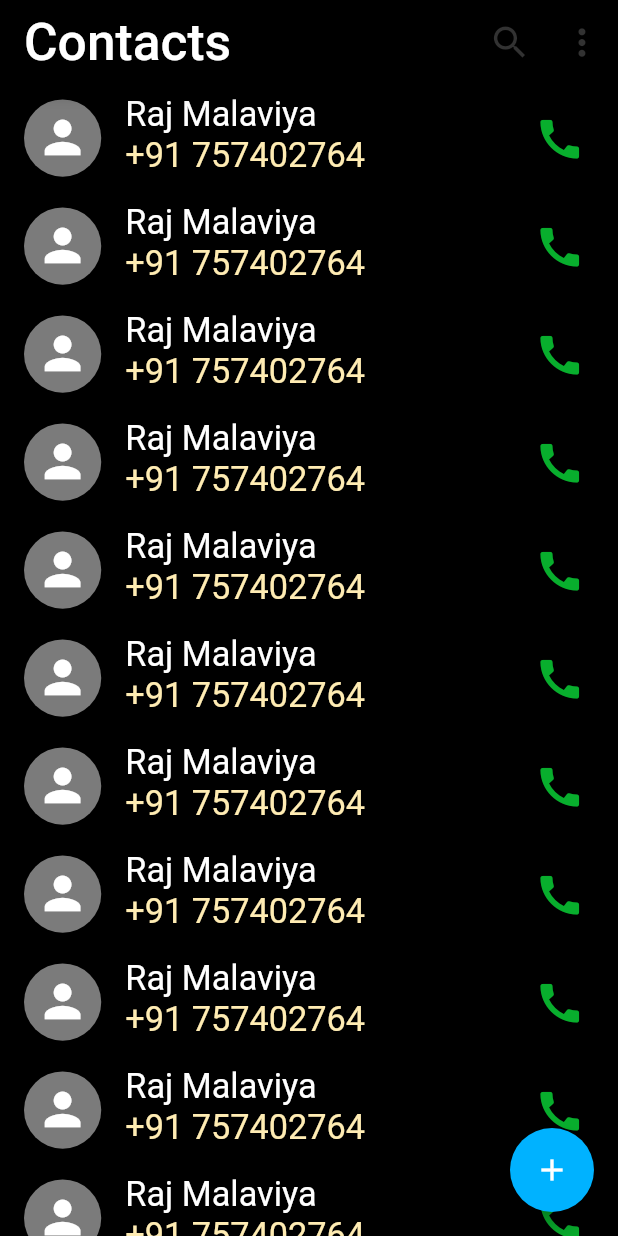
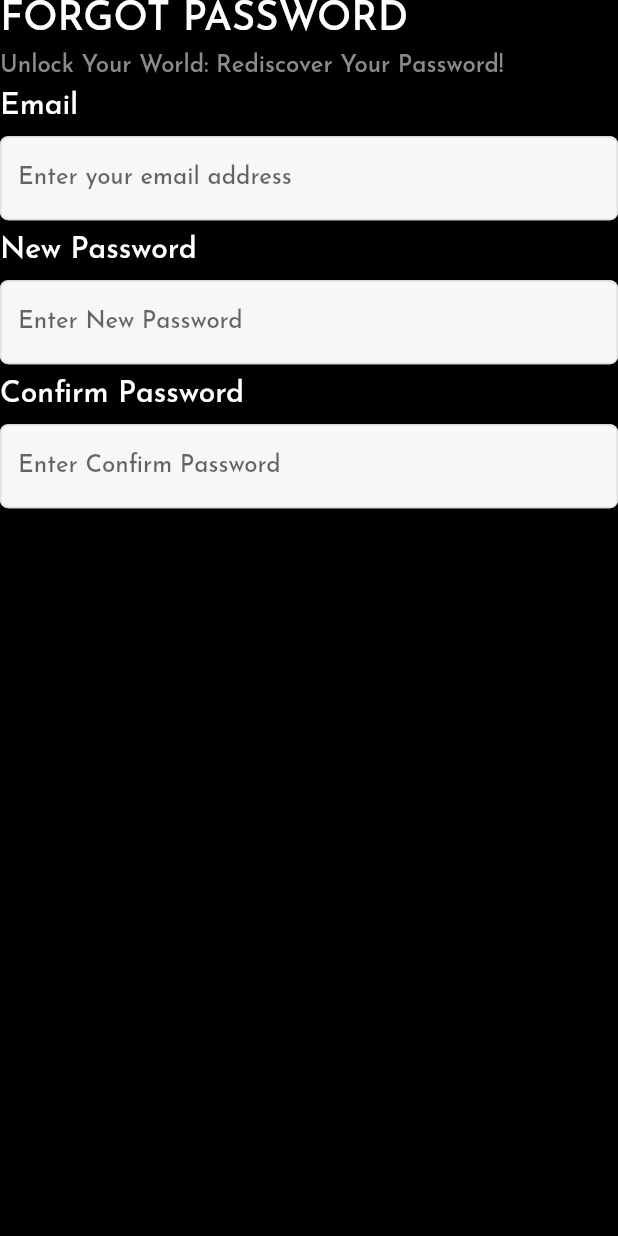
Before and after one commit to Lalopatel2311/contact_book, a Flutter app: the screen it shows after launch, on a phone screen of 412 x 824 dp. Run offline on Flutter 3.47's test engine with Material 2 defaults, Android fonts, the phone set to English and light mode, and no system bars; our stand-ins replace cloud_firestore, firebase_auth, firebase_core, flutter_screenutil, fluttertoast, get; accounts and stored records are empty.

Commit message:
mane nathu khabar

```diff
--- a/lib/Constants/color.dart
+++ b/lib/Constants/color.dart
@@ -12,4 +12,5 @@ class PickColor {
   static const Color k7B7B7B = Color(0xff7B7B7B);
   static const Color k8B8B8B = Color(0xff8B8B8B);
   static const Color k323232 = Color(0xff323232);
+  static const Color kOrange = Colors.orange;
 }
--- /dev/null
+++ b/lib/View/Auth/forgot.dart
@@ -0,0 +1,61 @@
+import 'package:flutter/material.dart';
+import 'package:flutter_screenutil/flutter_screenutil.dart';
+import 'package:raj_contact_book/Constants/color.dart';
+import 'package:raj_contact_book/Constants/text_style.dart';
+import 'package:raj_contact_book/Controller/variable.dart';
+import 'package:raj_contact_book/View/Widget/text_form_field.dart';
+
+class ForgotScreen extends StatefulWidget {
+  const ForgotScreen({super.key});
+
+  @override
+  State<ForgotScreen> createState() => _ForgotScreenState();
+}
+
+class _ForgotScreenState extends State<ForgotScreen> {
+  @override
+  Widget build(BuildContext context) {
+    return Scaffold(
+      backgroundColor: PickColor.kBlack,
+      body: Column(
+        crossAxisAlignment: CrossAxisAlignment.start,
+        children: [
+          SafeArea(
+            child: Text(
+              "FORGOT PASSWORD",
+              style: FontTextStyle.kWhite30W500,
+            ),
+          ),
+          SizedBox(
+            height: 10.h,
+          ),
+          Text(
+            "Unlock Your World: Rediscover Your Password!",
+            style: FontTextStyle.k8B8B8B14W500.copyWith(fontSize: 18.sp),
+          ),
+          SizedBox(
+            height: 10.h,
+          ),
+          CommonTextFormField(
+            keyboardType: TextInputType.emailAddress,
+            hintText: "Enter your email address",
+            controller: RegisterVariable.emailController,
+            title: "Email",
+          ),
+          CommonTextFormField(
+            keyboardType: TextInputType.emailAddress,
+            hintText: "Enter New Password",
+            controller: RegisterVariable.emailController,
+            title: "New Password",
+          ),
+          CommonTextFormField(
+            keyboardType: TextInputType.emailAddress,
+            hintText: "Enter Confirm Password",
+            controller: RegisterVariable.emailController,
+            title: "Confirm Password",
+          ),
+        ],
+      ),
+    );
+  }
+}
--- a/lib/View/Auth/log_in.dart
+++ b/lib/View/Auth/log_in.dart
@@ -103,7 +103,7 @@ class _LogInScreenState extends State<LogInScreen> {
                     mainAxisAlignment: MainAxisAlignment.center,
                     children: [
                       const Text(
-                        "Don't have an account?",
+                        "Don't have a account?",
                         style: TextStyle(
                           color: PickColor.kWhite,
                         ),
@@ -111,9 +111,9 @@ class _LogInScreenState extends State<LogInScreen> {
                       TextButton(
                         onPressed: () {},
                         child: Text(
-                          "Sign Up",
+                          "SIGN UP",
                           style: TextStyle(
-                            color: const Color(0xff5c49e0),
+                            color: PickColor.kOrange,
                             fontSize: 15.sp,
                             fontWeight: FontWeight.w500,
                           ),
--- a/lib/main.dart
+++ b/lib/main.dart
@@ -2,6 +2,7 @@ import 'package:firebase_core/firebase_core.dart';
 import 'package:flutter/material.dart';
 import 'package:flutter_screenutil/flutter_screenutil.dart';
 import 'package:get/get.dart';
+import 'package:raj_contact_book/View/Auth/forgot.dart';
 
 import 'package:raj_contact_book/View/Auth/register.dart';
 import 'package:raj_contact_book/View/Home/all_contact.dart';
@@ -18,14 +19,14 @@ class MyApp extends StatelessWidget {
   @override
   Widget build(BuildContext context) {
     return ScreenUtilInit(
-      designSize: const Size(360, 620),
+      designSize: const Size(428, 926),
       minTextAdapt: true,
       splitScreenMode: true,
       builder: (context, child) {
         return GetMaterialApp(
           debugShowCheckedModeBanner: false,
           theme: ThemeData(fontFamily: "JosefinSans"),
-          home: const AllContactScreen(),
+          home: const ForgotScreen(),
         );
       },
     );
```
Also changed, not shown: lib/View/Auth/register.dart (+27 -2 lines).
